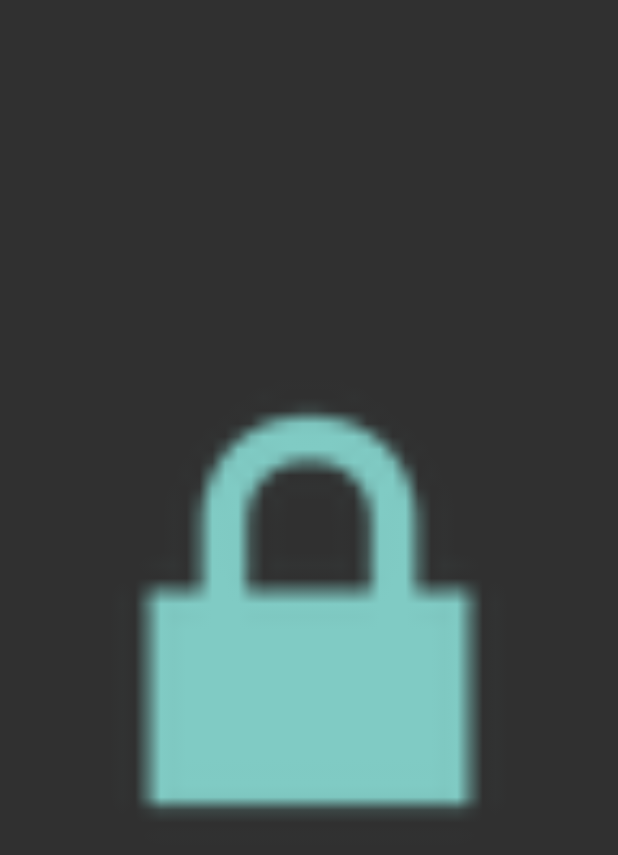
After one commit to ChickenDroid/gongcha_Health, an Android app: the layout activity_loading.xml on its own in the app's theme, with its tools: preview values and no code run, on a phone screen of 412 x 824 dp. The commit adds this screen. Shown: the top 855 px of the screen. Run offline under Robolectric (Android 15) with nearby library versions, the phone set to English and light mode, and no system bars.

Commit message:
feat) Glide add && imageview clicklistener setting(just setting) && loading screen

```diff
--- a/app/build.gradle
+++ b/app/build.gradle
@@ -30,4 +30,6 @@ dependencies {
     implementation 'me.relex:circleindicator:2.1.4'
     implementation "androidx.cardview:cardview:1.0.0"
     implementation 'androidx.recyclerview:recyclerview:1.0.0'
+    implementation 'com.github.bumptech.glide:glide:4.11.0'
+    annotationProcessor 'com.github.bumptech.glide:compiler:4.11.0'
 }
--- a/app/src/main/AndroidManifest.xml
+++ b/app/src/main/AndroidManifest.xml
@@ -1,7 +1,7 @@
 <?xml version="1.0" encoding="utf-8"?>
 <manifest xmlns:android="http://schemas.android.com/apk/res/android"
     package="gongcha_health.com">
-
+    <uses-permission android:name="android.permission.INTERNET"/>
     <application
         android:allowBackup="true"
         android:icon="@mipmap/ic_launcher"
@@ -16,6 +16,7 @@
                 <category android:name="android.intent.category.LAUNCHER" />
             </intent-filter>
         </activity>
+        <activity android:name=".LoadingActivity"/>
     </application>
 
 </manifest>
--- a/app/src/main/java/gongcha_health/com/MainActivity.java
+++ b/app/src/main/java/gongcha_health/com/MainActivity.java
@@ -5,6 +5,7 @@ import androidx.appcompat.app.AppCompatActivity;
 import androidx.fragment.app.FragmentManager;
 import androidx.fragment.app.FragmentTransaction;
 
+import android.content.Intent;
 import android.os.Bundle;
 import android.view.MenuItem;
 
@@ -22,6 +23,10 @@ public class MainActivity extends AppCompatActivity {
     protected void onCreate(Bundle savedInstanceState) {
         super.onCreate(savedInstanceState);
         setContentView(R.layout.activity_main);
+        if (savedInstanceState==null){
+            Intent intent = new Intent(this, LoadingActivity.class);
+            startActivity(intent);
+        }
         bottomNavigationView = findViewById(R.id.bottomNavi);
         bottomNavigationView.setOnNavigationItemSelectedListener(new BottomNavigationView.OnNavigationItemSelectedListener() {
             @Override
--- /dev/null
+++ b/app/src/main/res/layout/activity_loading.xml
@@ -0,0 +1,15 @@
+<?xml version="1.0" encoding="utf-8"?>
+<LinearLayout xmlns:android="http://schemas.android.com/apk/res/android"
+    xmlns:app="http://schemas.android.com/apk/res-auto"
+    android:orientation="vertical" android:layout_width="match_parent"
+
+    android:layout_height="match_parent">
+    <ImageView
+        android:id="@+id/image_loading"
+        android:layout_width="match_parent"
+        android:layout_height="match_parent"
+        android:layout_marginTop="10dp"
+        android:layout_marginBottom="20dp"
+        android:adjustViewBounds="true"
+        app:srcCompat="@android:drawable/ic_lock_lock" />
+</LinearLayout>
--- a/app/src/main/res/layout/training_level1.xml
+++ b/app/src/main/res/layout/training_level1.xml
@@ -5,12 +5,12 @@
 
     <LinearLayout
         android:layout_width="match_parent"
-        android:layout_height="200dp"
+        android:layout_height="150dp"
         android:layout_weight="2"
         android:orientation="vertical">
 
         <TextView
-            android:layout_width="wrap_content"
+            android:layout_width="match_parent"
             android:layout_height="wrap_content"
             android:layout_gravity="center"
             android:layout_marginTop="50dp"
@@ -20,6 +20,7 @@
             android:textSize="16sp" />
 
         <ImageView
+            android:id="@+id/training_level1"
             android:layout_width="match_parent"
             android:layout_height="wrap_content"
             android:layout_margin="10dp"
--- a/app/src/main/res/layout/training_level2.xml
+++ b/app/src/main/res/layout/training_level2.xml
@@ -5,7 +5,7 @@
 
     <LinearLayout
         android:layout_width="match_parent"
-        android:layout_height="200dp"
+        android:layout_height="150dp"
         android:layout_weight="2"
         android:orientation="vertical">
 
@@ -20,6 +20,7 @@
             android:textSize="16sp" />
 
         <ImageView
+            android:id="@+id/training_level2"
             android:layout_width="match_parent"
             android:layout_height="wrap_content"
             android:layout_margin="10dp"
--- a/app/src/main/res/layout/training_level3.xml
+++ b/app/src/main/res/layout/training_level3.xml
@@ -6,7 +6,7 @@
 
     <LinearLayout
         android:layout_width="match_parent"
-        android:layout_height="200dp"
+        android:layout_height="150dp"
         android:layout_weight="2"
         android:orientation="vertical">
 
@@ -21,6 +21,7 @@
             android:textSize="16sp" />
 
         <ImageView
+            android:id="@+id/training_level3"
             android:layout_width="match_parent"
             android:layout_height="wrap_content"
             android:layout_margin="10dp"
```
Also changed, not shown: app/src/main/java/gongcha_health/com/LoadingActivity.java (added, +29 -0 lines), app/src/main/java/gongcha_health/com/training_level1.java (+8 -0 lines), 2 other files.
